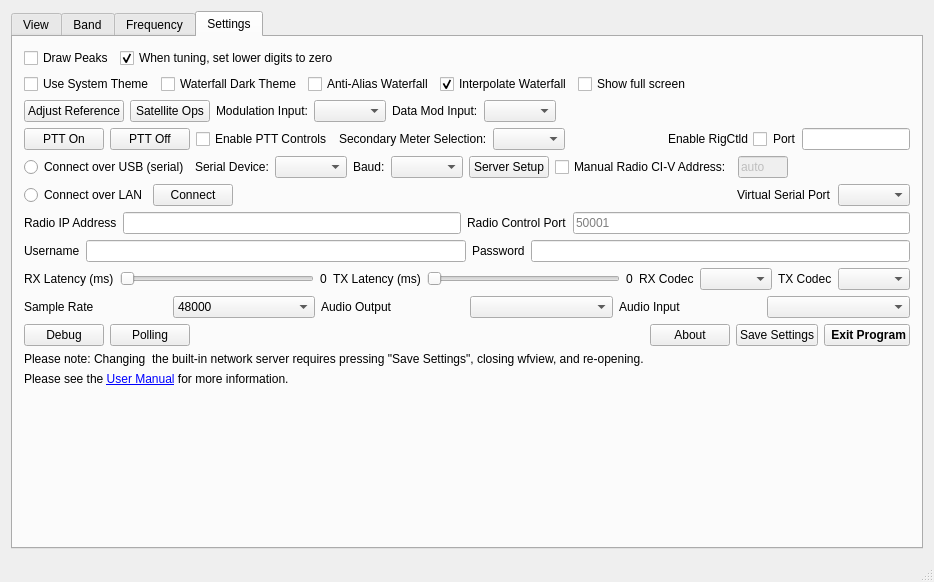
The window that wfmain.ui (adecarolis/wfweb) describes before a commit, drawn with Qt 5.
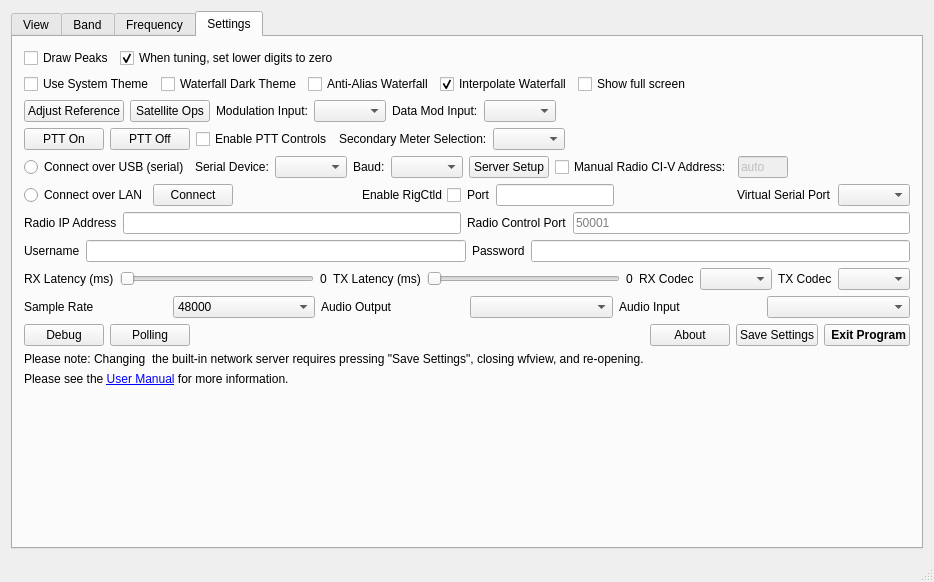
The same window after the commit. Custom widgets are drawn as their Qt base class.

Commit message: Move rigctld settings in Ui

The edit to the form file:
```diff
--- a/wfmain.ui
+++ b/wfmain.ui
@@ -2244,26 +2244,6 @@
             </property>
            </spacer>
           </item>
-          <item>
-           <widget class="QCheckBox" name="enableRigctldChk">
-            <property name="layoutDirection">
-             <enum>Qt::RightToLeft</enum>
-            </property>
-            <property name="text">
-             <string>Enable RigCtld</string>
-            </property>
-           </widget>
-          </item>
-          <item>
-           <widget class="QLabel" name="label_6">
-            <property name="text">
-             <string>Port</string>
-            </property>
-           </widget>
-          </item>
-          <item>
-           <widget class="QLineEdit" name="rigctldPortTxt"/>
-          </item>
          </layout>
         </item>
         <item>
@@ -2430,6 +2410,39 @@
             </property>
            </spacer>
           </item>
+          <item>
+           <widget class="QCheckBox" name="enableRigctldChk">
+            <property name="layoutDirection">
+             <enum>Qt::RightToLeft</enum>
+            </property>
+            <property name="text">
+             <string>Enable RigCtld</string>
+            </property>
+           </widget>
+          </item>
+          <item>
+           <widget class="QLabel" name="label_6">
+            <property name="text">
+             <string>Port</string>
+            </property>
+           </widget>
+          </item>
+          <item>
+           <widget class="QLineEdit" name="rigctldPortTxt"/>
+          </item>
+          <item>
+           <spacer name="horizontalSpacer_5">
+            <property name="orientation">
+             <enum>Qt::Horizontal</enum>
+            </property>
+            <property name="sizeHint" stdset="0">
+             <size>
+              <width>40</width>
+              <height>20</height>
+             </size>
+            </property>
+           </spacer>
+          </item>
           <item>
            <widget class="QLabel" name="vspLabel">
             <property name="text">
```
